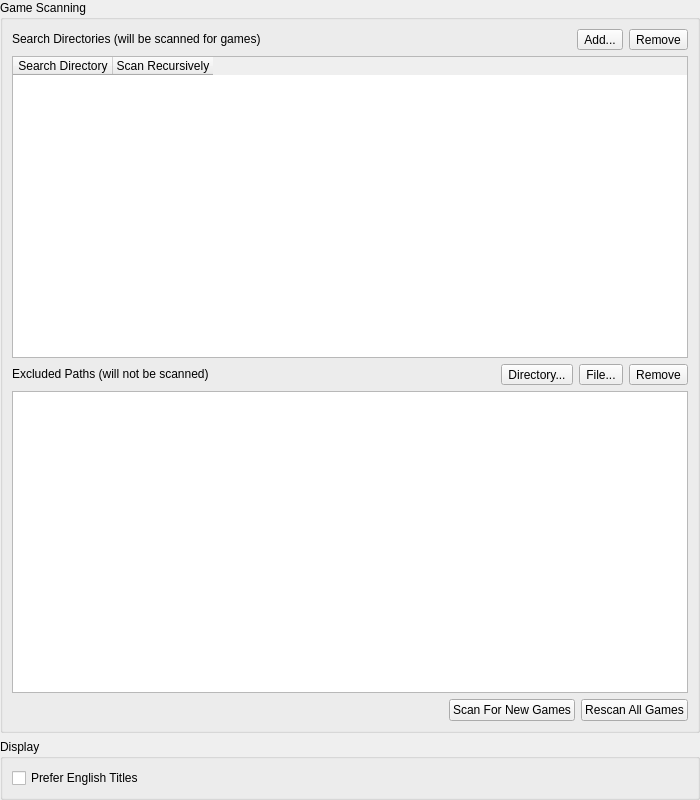
Qt form pcsx2-qt/Settings/GameListSettingsWidget.ui (SgtBilko76/ARMSX2-Quest) before a commit.
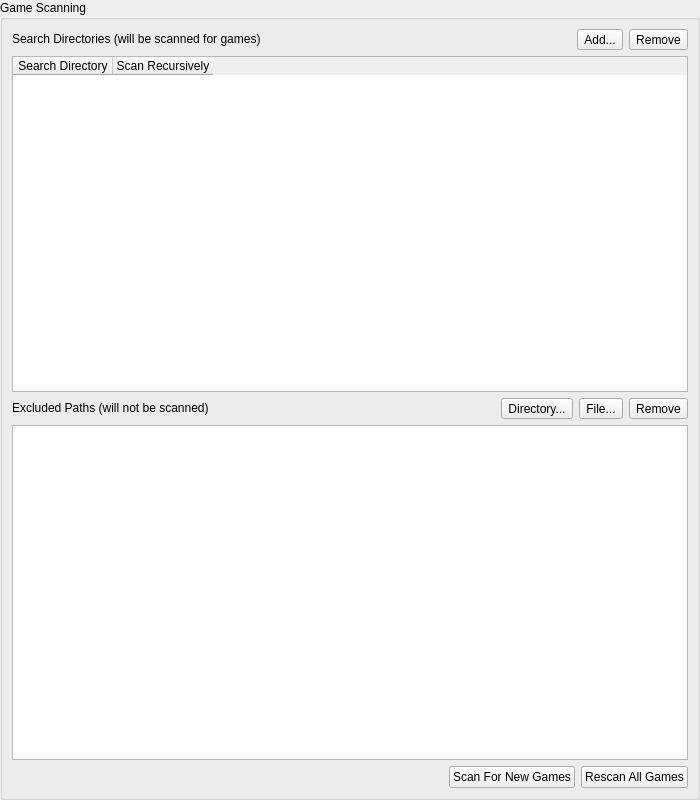
The same form after that commit. Icons and pictures are not drawn.

Commit message: VMManager: Make Prefer English also applies to other things

What changed in the file:
```diff
--- a/pcsx2-qt/Settings/GameListSettingsWidget.ui
+++ b/pcsx2-qt/Settings/GameListSettingsWidget.ui
@@ -10,7 +10,7 @@
     <height>800</height>
    </rect>
   </property>
-  <layout class="QVBoxLayout" name="verticalLayout" stretch="1,0">
+  <layout class="QVBoxLayout" name="verticalLayout" stretch="1">
    <property name="leftMargin">
     <number>0</number>
    </property>
@@ -253,22 +253,6 @@
      </layout>
     </widget>
    </item>
-   <item>
-    <widget class="QGroupBox" name="gameListGroup">
-     <property name="title">
-      <string>Display</string>
-     </property>
-     <layout class="QGridLayout" name="gridLayout_gameList">
-      <item row="0" column="0">
-       <widget class="QCheckBox" name="preferEnglishGameList">
-        <property name="text">
-         <string>Prefer English Titles</string>
-        </property>
-       </widget>
-      </item>
-     </layout>
-    </widget>
-   </item>
   </layout>
  </widget>
  <tabstops>
```
Left out of the diff: 13 changed lines with no effect on the pictures. The commit also changes 9 other files.
